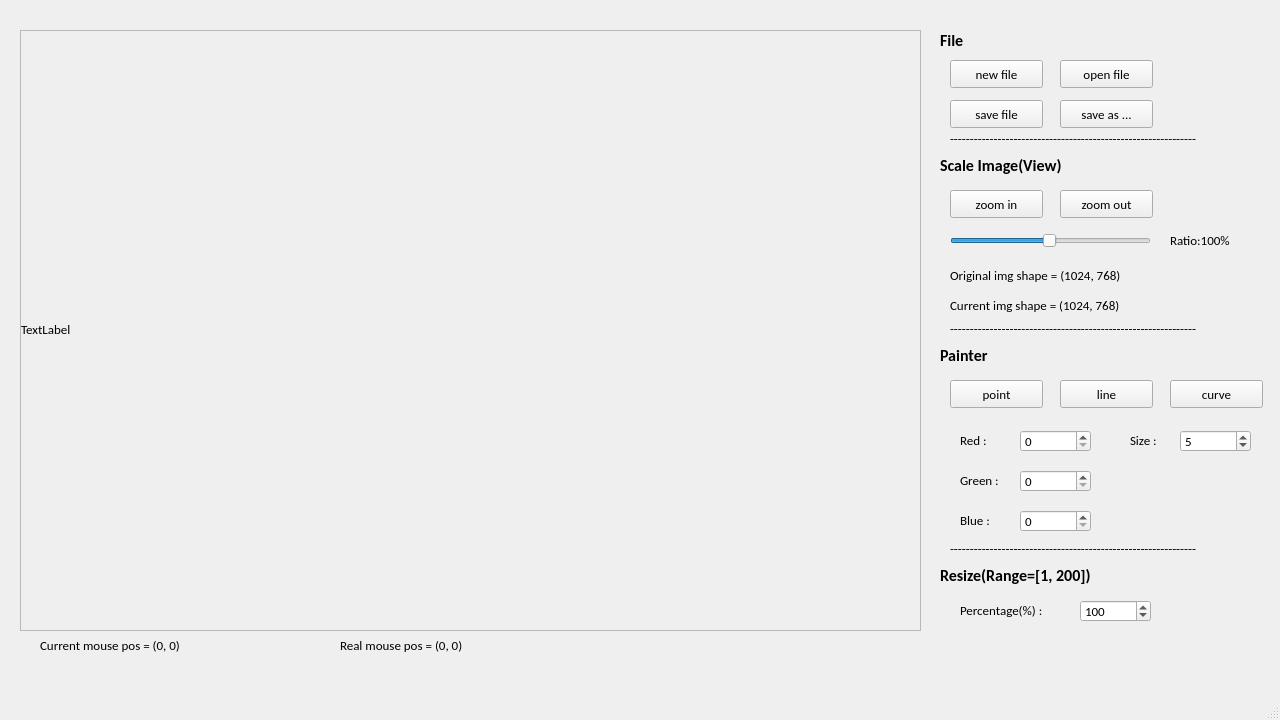
snoopy811005/drawer_practice, file UI.ui: the form before one commit.
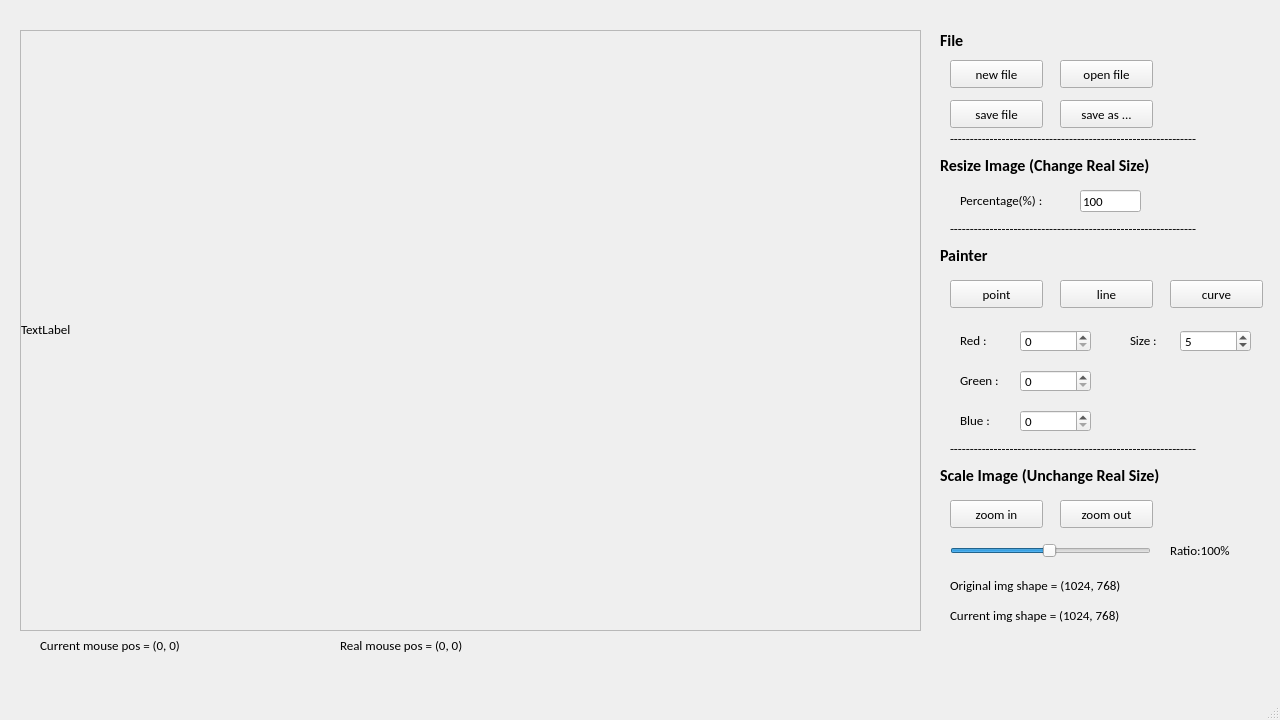
The form after the commit.

Commit message: resize image(adjust original image size)

Patch:
```diff
--- a/UI.ui
+++ b/UI.ui
@@ -24,7 +24,7 @@
     <property name="geometry">
      <rect>
       <x>950</x>
-      <y>190</y>
+      <y>500</y>
       <width>93</width>
       <height>28</height>
      </rect>
@@ -43,7 +43,7 @@
     <property name="geometry">
      <rect>
       <x>1060</x>
-      <y>190</y>
+      <y>500</y>
       <width>93</width>
       <height>28</height>
      </rect>
@@ -110,7 +110,7 @@
     <property name="geometry">
      <rect>
       <x>950</x>
-      <y>260</y>
+      <y>570</y>
       <width>301</width>
       <height>31</height>
      </rect>
@@ -128,7 +128,7 @@
     <property name="geometry">
      <rect>
       <x>950</x>
-      <y>230</y>
+      <y>540</y>
       <width>201</width>
       <height>22</height>
      </rect>
@@ -150,7 +150,7 @@
     <property name="geometry">
      <rect>
       <x>1170</x>
-      <y>220</y>
+      <y>530</y>
       <width>91</width>
       <height>41</height>
      </rect>
@@ -163,7 +163,7 @@
     <property name="geometry">
      <rect>
       <x>950</x>
-      <y>290</y>
+      <y>600</y>
       <width>301</width>
       <height>31</height>
      </rect>
@@ -236,8 +236,8 @@
     <property name="geometry">
      <rect>
       <x>940</x>
-      <y>150</y>
-      <width>181</width>
+      <y>460</y>
+      <width>291</width>
       <height>31</height>
      </rect>
     </property>
@@ -249,7 +249,7 @@
      </font>
     </property>
     <property name="text">
-     <string>Scale Image(View)</string>
+     <string>Scale Image (Unchange Real Size)</string>
     </property>
    </widget>
    <widget class="QLabel" name="spacer_file_scale">
@@ -269,7 +269,7 @@
     <property name="geometry">
      <rect>
       <x>950</x>
-      <y>320</y>
+      <y>220</y>
       <width>311</width>
       <height>16</height>
      </rect>
@@ -282,7 +282,7 @@
     <property name="geometry">
      <rect>
       <x>940</x>
-      <y>340</y>
+      <y>240</y>
       <width>71</width>
       <height>31</height>
      </rect>
@@ -328,7 +328,7 @@
     <property name="geometry">
      <rect>
       <x>950</x>
-      <y>380</y>
+      <y>280</y>
       <width>93</width>
       <height>28</height>
      </rect>
@@ -344,7 +344,7 @@
     <property name="geometry">
      <rect>
       <x>1060</x>
-      <y>380</y>
+      <y>280</y>
       <width>93</width>
       <height>28</height>
      </rect>
@@ -360,7 +360,7 @@
     <property name="geometry">
      <rect>
       <x>1170</x>
-      <y>380</y>
+      <y>280</y>
       <width>93</width>
       <height>28</height>
      </rect>
@@ -386,7 +386,7 @@
     <property name="geometry">
      <rect>
       <x>1020</x>
-      <y>430</y>
+      <y>330</y>
       <width>71</width>
       <height>22</height>
      </rect>
@@ -402,7 +402,7 @@
     <property name="geometry">
      <rect>
       <x>960</x>
-      <y>420</y>
+      <y>320</y>
       <width>61</width>
       <height>41</height>
      </rect>
@@ -415,7 +415,7 @@
     <property name="geometry">
      <rect>
       <x>960</x>
-      <y>460</y>
+      <y>360</y>
       <width>58</width>
       <height>41</height>
      </rect>
@@ -428,7 +428,7 @@
     <property name="geometry">
      <rect>
       <x>960</x>
-      <y>500</y>
+      <y>400</y>
       <width>58</width>
       <height>41</height>
      </rect>
@@ -441,7 +441,7 @@
     <property name="geometry">
      <rect>
       <x>1020</x>
-      <y>470</y>
+      <y>370</y>
       <width>71</width>
       <height>22</height>
      </rect>
@@ -454,7 +454,7 @@
     <property name="geometry">
      <rect>
       <x>1020</x>
-      <y>510</y>
+      <y>410</y>
       <width>71</width>
       <height>22</height>
      </rect>
@@ -467,7 +467,7 @@
     <property name="geometry">
      <rect>
       <x>1130</x>
-      <y>420</y>
+      <y>320</y>
       <width>58</width>
       <height>41</height>
      </rect>
@@ -480,7 +480,7 @@
     <property name="geometry">
      <rect>
       <x>1180</x>
-      <y>430</y>
+      <y>330</y>
       <width>71</width>
       <height>22</height>
      </rect>
@@ -499,7 +499,7 @@
     <property name="geometry">
      <rect>
       <x>950</x>
-      <y>540</y>
+      <y>440</y>
       <width>311</width>
       <height>16</height>
      </rect>
@@ -512,8 +512,8 @@
     <property name="geometry">
      <rect>
       <x>940</x>
-      <y>560</y>
-      <width>211</width>
+      <y>150</y>
+      <width>281</width>
       <height>31</height>
      </rect>
     </property>
@@ -525,33 +525,14 @@
      </font>
     </property>
     <property name="text">
-     <string>Resize(Range=[1, 200])</string>
-    </property>
-   </widget>
-   <widget class="QSpinBox" name="spin_resize">
-    <property name="geometry">
-     <rect>
-      <x>1080</x>
-      <y>600</y>
-      <width>71</width>
-      <height>22</height>
-     </rect>
-    </property>
-    <property name="minimum">
-     <number>1</number>
-    </property>
-    <property name="maximum">
-     <number>200</number>
-    </property>
-    <property name="value">
-     <number>100</number>
+     <string>Resize Image (Change Real Size)</string>
     </property>
    </widget>
    <widget class="QLabel" name="label_resize_percentage">
     <property name="geometry">
      <rect>
       <x>960</x>
-      <y>590</y>
+      <y>180</y>
       <width>121</width>
       <height>41</height>
      </rect>
@@ -560,6 +541,22 @@
      <string>Percentage(%) :</string>
     </property>
    </widget>
+   <widget class="QLineEdit" name="edit_resize">
+    <property name="geometry">
+     <rect>
+      <x>1080</x>
+      <y>190</y>
+      <width>61</width>
+      <height>22</height>
+     </rect>
+    </property>
+    <property name="text">
+     <string>100</string>
+    </property>
+    <property name="maxLength">
+     <number>3</number>
+    </property>
+   </widget>
   </widget>
   <widget class="QMenuBar" name="menubar">
    <property name="geometry">
```
Left out of the diff: 8 changed lines with no effect on the pictures. The commit also changes 8 other files.
